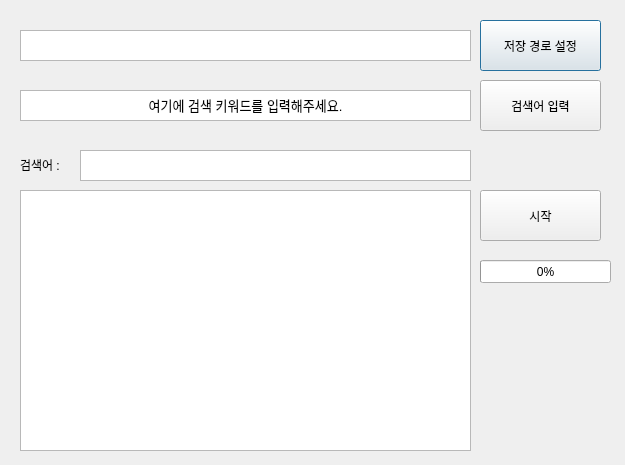
Above: crawl.ui from fkxowls2/selenium_img_crawling before the change. Below: the same form after it.
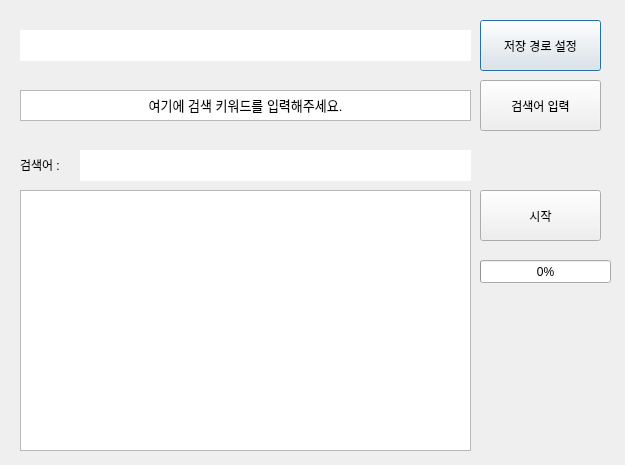
That is the form after the change.

Patch:
```diff
--- a/crawl.ui
+++ b/crawl.ui
@@ -29,16 +29,6 @@
     <string>저장 경로 설정</string>
    </property>
   </widget>
-  <widget class="QTextBrowser" name="txtWindow1">
-   <property name="geometry">
-    <rect>
-     <x>20</x>
-     <y>30</y>
-     <width>451</width>
-     <height>31</height>
-    </rect>
-   </property>
-  </widget>
   <widget class="QTextEdit" name="txtEdit">
    <property name="geometry">
     <rect>
@@ -95,17 +85,7 @@
     <string>시작</string>
    </property>
   </widget>
-  <widget class="QTextBrowser" name="txtWindow2">
-   <property name="geometry">
-    <rect>
-     <x>80</x>
-     <y>150</y>
-     <width>391</width>
-     <height>31</height>
-    </rect>
-   </property>
-  </widget>
-  <widget class="QLabel" name="label">
+  <widget class="QLabel" name="label2">
    <property name="geometry">
     <rect>
      <x>20</x>
@@ -131,6 +111,38 @@
     <number>0</number>
    </property>
   </widget>
+  <widget class="QLabel" name="label1">
+   <property name="geometry">
+    <rect>
+     <x>20</x>
+     <y>30</y>
+     <width>451</width>
+     <height>31</height>
+    </rect>
+   </property>
+   <property name="styleSheet">
+    <string notr="true">background-color: rgb(255,255,255);</string>
+   </property>
+   <property name="text">
+    <string/>
+   </property>
+  </widget>
+  <widget class="QLabel" name="label3">
+   <property name="geometry">
+    <rect>
+     <x>80</x>
+     <y>150</y>
+     <width>391</width>
+     <height>31</height>
+    </rect>
+   </property>
+   <property name="styleSheet">
+    <string notr="true">background-color: rgb(255,255,255);</string>
+   </property>
+   <property name="text">
+    <string/>
+   </property>
+  </widget>
  </widget>
  <resources/>
  <connections/>
```
Left out of the diff: 2 changed lines with no effect on the pictures.
